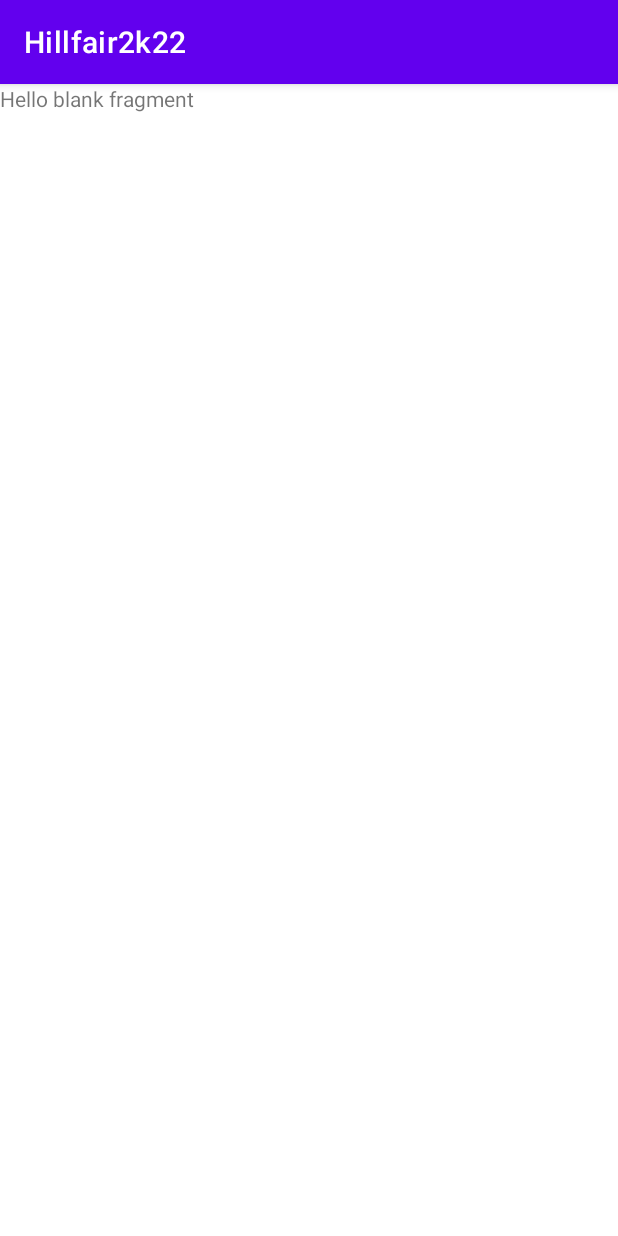
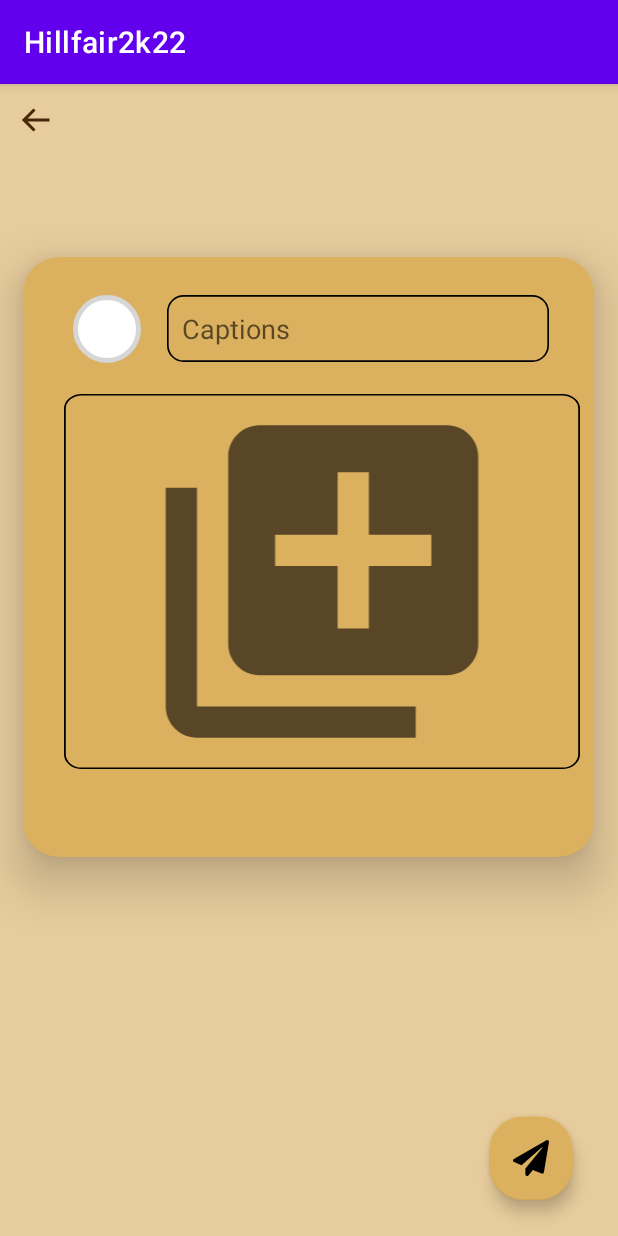
Before and after one commit to appteam-nith/Hillffair-22-front-end, an Android app: the fragment CreateNewFeedFragment shown on its own in the app's theme, on a phone screen of 412 x 824 dp. Run offline under Robolectric (Android 15) with nearby library versions, the phone set to English and light mode, and no system bars.

Commit message:
Without resources

```diff
--- /dev/null
+++ b/app/src/main/res/drawable/bx_arrow_back_svg.xml
@@ -0,0 +1,9 @@
+<vector xmlns:android="http://schemas.android.com/apk/res/android"
+    android:width="24dp"
+    android:height="24dp"
+    android:viewportWidth="24"
+    android:viewportHeight="24">
+  <path
+      android:pathData="M20.9999,11H6.4139L11.7069,5.707L10.2929,4.293L2.5859,12L10.2929,19.707L11.7069,18.293L6.4139,13H20.9999V11Z"
+      android:fillColor="#462609"/>
+</vector>
--- /dev/null
+++ b/app/src/main/res/drawable/user_feed_caption_outline.xml
@@ -0,0 +1,11 @@
+<vector xmlns:android="http://schemas.android.com/apk/res/android"
+    android:width="231dp"
+    android:height="40dp"
+    android:viewportWidth="231"
+    android:viewportHeight="40">
+  <path
+      android:strokeWidth="1"
+      android:pathData="M10,0.5L221,0.5A9.5,9.5 0,0 1,230.5 10L230.5,30A9.5,9.5 0,0 1,221 39.5L10,39.5A9.5,9.5 0,0 1,0.5 30L0.5,10A9.5,9.5 0,0 1,10 0.5z"
+      android:fillColor="#00000000"
+      android:strokeColor="#000000"/>
+</vector>
--- /dev/null
+++ b/app/src/main/res/drawable/user_feed_send_icon.xml
@@ -0,0 +1,9 @@
+<vector xmlns:android="http://schemas.android.com/apk/res/android"
+    android:width="30dp"
+    android:height="30dp"
+    android:viewportWidth="30"
+    android:viewportHeight="30">
+  <path
+      android:pathData="M27.893,0.1893L0.7319,15.8541C-0.3287,16.4633 -0.194,17.9396 0.8608,18.3848L7.09,20.9976L23.9258,6.1646C24.2481,5.8776 24.7052,6.3169 24.4298,6.6509L10.313,23.8447V28.5605C10.313,29.9431 11.9831,30.4879 12.8035,29.4861L16.5246,24.9577L23.8262,28.0157C24.6583,28.3672 25.6076,27.8458 25.76,26.9495L29.9792,1.6421C30.1784,0.4587 28.9068,-0.3966 27.893,0.1893Z"
+      android:fillColor="#000000"/>
+</vector>
--- /dev/null
+++ b/app/src/main/res/drawable/user_post_image_outline.xml
@@ -0,0 +1,11 @@
+<vector xmlns:android="http://schemas.android.com/apk/res/android"
+    android:width="289dp"
+    android:height="254dp"
+    android:viewportWidth="289"
+    android:viewportHeight="254">
+  <path
+      android:strokeWidth="1"
+      android:pathData="M10,0.5L279,0.5A9.5,9.5 0,0 1,288.5 10L288.5,244A9.5,9.5 0,0 1,279 253.5L10,253.5A9.5,9.5 0,0 1,0.5 244L0.5,10A9.5,9.5 0,0 1,10 0.5z"
+      android:fillColor="#00000000"
+      android:strokeColor="#000000"/>
+</vector>
--- a/app/src/main/res/layout/fragment_create_new_feed.xml
+++ b/app/src/main/res/layout/fragment_create_new_feed.xml
@@ -1,14 +1,107 @@
 <?xml version="1.0" encoding="utf-8"?>
-<FrameLayout xmlns:android="http://schemas.android.com/apk/res/android"
+<RelativeLayout xmlns:android="http://schemas.android.com/apk/res/android"
+    xmlns:app="http://schemas.android.com/apk/res-auto"
     xmlns:tools="http://schemas.android.com/tools"
     android:layout_width="match_parent"
     android:layout_height="match_parent"
+    android:background="#E7CC9D"
     tools:context=".screens.home.CreateNewFeedFragment">
 
-    <!-- TODO: Update blank fragment layout -->
-    <TextView
+    <ImageView
+        android:layout_width="wrap_content"
+        android:layout_height="wrap_content"
+        android:layout_alignParentStart="true"
+        android:layout_alignParentTop="true"
+        android:src="@drawable/bx_arrow_back_svg"
+
+        android:layout_marginTop="12dp"
+        android:layout_marginStart="12dp"/>
+
+    <com.google.android.material.card.MaterialCardView
         android:layout_width="match_parent"
-        android:layout_height="match_parent"
-        android:text="@string/hello_blank_fragment" />
+        android:layout_height="400dp"
+        android:elevation="20dp"
+        android:layout_marginStart="15dp"
+        android:layout_marginEnd="16dp"
+        android:layout_marginTop="115dp"
+        app:cardBackgroundColor="#DBB05E"
+        app:cardCornerRadius="24dp"
+        app:cardElevation="20dp"
+        android:padding="12dp">
 
-</FrameLayout>
+        <LinearLayout
+            android:layout_width="match_parent"
+            android:layout_height="wrap_content"
+            android:layout_margin="2dp"
+            android:orientation="vertical">
+
+            <RelativeLayout
+                android:layout_width="match_parent"
+                android:layout_height="wrap_content"
+                android:padding="6dp"
+                android:layout_marginTop="10dp">
+
+                <ImageView
+                    android:id="@+id/user_icon"
+                    android:layout_width="45dp"
+                    android:layout_height="45dp"
+                    android:layout_marginStart="25dp"
+                    android:layout_marginTop="7dp"
+                    android:layout_marginEnd="7dp"
+                    android:layout_marginBottom="7dp"
+                    android:background="@drawable/user_icon_view" />
+                <FrameLayout
+                    android:layout_width="match_parent"
+                    android:layout_height="wrap_content"
+                    android:layout_marginTop="7dp"
+                    android:layout_centerVertical="true"
+                    android:layout_marginStart="10dp"
+                    android:layout_marginEnd="22dp"
+                    android:background="@drawable/user_feed_caption_outline"
+                    android:layout_toEndOf="@+id/user_icon">
+                    <EditText
+                        android:id="@+id/captions"
+                        android:layout_width="match_parent"
+                        android:layout_height="wrap_content"
+                        android:gravity="start"
+                        android:hint="Captions"
+                        android:backgroundTint="#DBB05E"
+                        android:inputType="textCapSentences|textMultiLine"
+                        android:padding="10dp"
+                        android:singleLine="true" />
+
+                </FrameLayout>
+
+            </RelativeLayout>
+
+
+
+            <ImageView
+                android:id="@+id/imagep"
+                android:layout_width="match_parent"
+                android:layout_height="250dp"
+                android:layout_marginStart="25dp"
+                android:layout_marginTop="7dp"
+                android:layout_marginEnd="7dp"
+                android:layout_marginBottom="7dp"
+                android:background="@drawable/user_post_image_outline"
+                android:src="@drawable/ic_add" />
+
+        </LinearLayout>
+    </com.google.android.material.card.MaterialCardView>
+
+    <com.google.android.material.floatingactionbutton.FloatingActionButton
+        android:id="@+id/btn_team_sponsor"
+        android:layout_width="wrap_content"
+        android:layout_height="wrap_content"
+        android:layout_marginEnd="30dp"
+        android:layout_marginBottom="24dp"
+        android:clickable="true"
+        android:focusable="true"
+        app:backgroundTint="#DBB05E"
+        android:elevation="20dp"
+        android:layout_alignParentBottom="true"
+        android:layout_alignParentRight="true"
+        app:srcCompat="@drawable/user_feed_send_icon"/>
+
+</RelativeLayout>
--- a/app/src/main/res/layout/fragment_user_feed.xml
+++ b/app/src/main/res/layout/fragment_user_feed.xml
@@ -10,7 +10,6 @@
         android:id="@+id/user_post_list"
         android:layout_width="match_parent"
         android:layout_height="wrap_content"
-        android:padding="20dp"
         app:layout_constraintBottom_toBottomOf="parent"
         app:layout_constraintEnd_toEndOf="parent"
         app:layout_constraintStart_toStartOf="parent"
@@ -26,7 +25,8 @@
         android:layout_marginBottom="24dp"
         android:clickable="true"
         android:focusable="true"
-        android:backgroundTint="#DBB05E"
+        app:elevation="40dp"
+        app:backgroundTint="#DBB05E"
         app:layout_constraintBottom_toBottomOf="parent"
         app:layout_constraintEnd_toEndOf="parent"
         app:srcCompat="@drawable/ic_add" />
```
Also changed, not shown: app/src/main/java/com/nith/hillfair2k22/screens/home/CommentUserFeedFragment.java (added, +66 -0 lines), app/src/main/res/drawable/user_feed_comment_outline.xml (added, +11 -0 lines), app/src/main/res/layout/fragment_comment_user_feed.xml (added, +196 -0 lines), app/src/main/res/layout/item_comment_user_feed.xml (added, +35 -0 lines), app/src/main/res/layout/item_user_feed.xml (+9 -12 lines).
